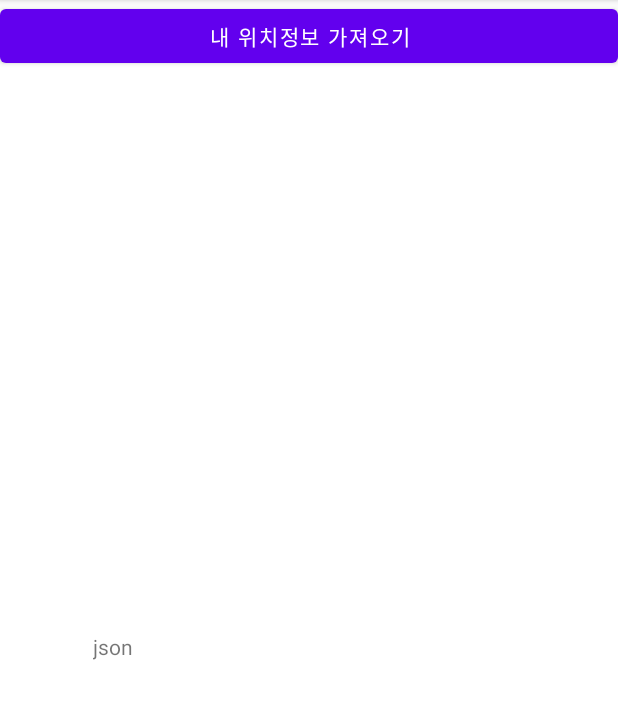
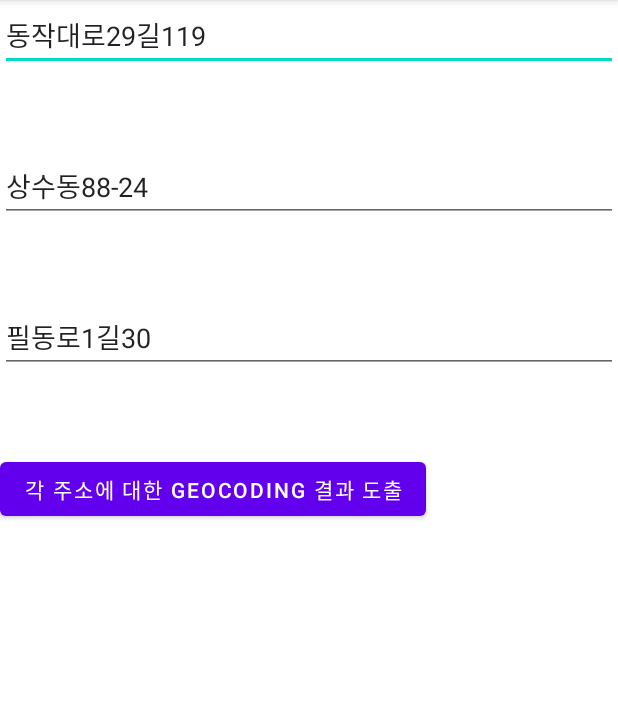
Before and after one commit to wonny7447/meeting, an Android app: the screen it shows after launch (MainActivity), on a phone screen of 412 x 824 dp, the part 84-803 px from its top. Run offline under Robolectric (Android 15) with nearby library versions, the phone set to English and light mode, and no system bars.

Commit message:
add: 입력한 주소의 위도, 경도를 찾는 지오코딩 & 지오코딩 결과로 가장 가까운 역 찾기

```diff
--- a/app/src/main/java/com/dongguk/meeting/MainActivity.java
+++ b/app/src/main/java/com/dongguk/meeting/MainActivity.java
@@ -1,117 +1,95 @@
 package com.dongguk.meeting;
 
 import androidx.appcompat.app.AppCompatActivity;
-import android.content.Context;
-import android.location.Location;
-import android.location.LocationListener;
-import android.os.Build;
+
+import android.content.Intent;
+import android.location.Address;
+import android.location.Geocoder;
 import android.os.Bundle;
-import android.content.pm.PackageManager;
-import android.location.LocationManager;
-import androidx.core.app.ActivityCompat;
-import androidx.core.content.ContextCompat;
+import android.util.Log;
 import android.view.View;
 import android.widget.Button;
-import android.widget.TextView;
+import android.widget.EditText;
 
+import java.io.IOException;
 import java.util.List;
-
-import retrofit2.Call;
-import retrofit2.Callback;
-import retrofit2.Response;
 
 public class MainActivity extends AppCompatActivity {
 
-    private Button button1;
-    private TextView txtResult;
-    Call<data_model> call;
-    TextView textView;
-
-    // 집 : 126.976230, 37.490379
-    // 원흥관 : 37.558514, 126.998931
-    String lang = "0";
-    String x = "126.9997567";
-    String y = "37.5585916";
-    String radius = "1000";
-    String stationClass = "2";
-    String apiKey = "3qhygnrwYaEAhYr8/NKH+Vv0i0ZcsLW/YrVaBbY4toQ";
+    private Button btn_next;
+    private EditText ed_address1, ed_address2, ed_address3;
+    List<Address> addr_list1, addr_list2, addr_list3 = null;
+    String addr1, addr2, addr3 = null;
+    String x_1, x_2, x_3, y_1, y_2, y_3 = "";
 
     @Override
     protected void onCreate(Bundle savedInstanceState) {
         super.onCreate(savedInstanceState);
         setContentView(R.layout.activity_main);
 
-        // 현재 위도, 경도를 기점으로 가까운 지하철 역 찾기
-        textView =findViewById(R.id.txt_view);
-        call = retrofit_client.getApiService().test_api_get(lang, x, y, radius, stationClass, apiKey);
-        call.enqueue(new Callback<data_model>(){
-            //콜백 받는 부분
-            @Override
-            public void onResponse(Call<data_model> call, Response<data_model> response) {
-                data_model result = response.body();
-                String str = "";
+        final Geocoder geocoder = new Geocoder(this);
 
-                int count = result.getResult().getCount();
-                List<Station> stationList = result.getResult().getStation();
-                for (int i = 0; i < count; i++) {
-                    str += (i+1) + ". ";
-                    str += "[" + stationList.get(i).getType() + "호선] " + stationList.get(i).getStationName() + "역 \n";
-                }
-                textView.setText(str);
-            }
+        // 레이아웃 변수 선언
+        btn_next = (Button)findViewById(R.id.button);
+        ed_address1 = (EditText)findViewById(R.id.ed_address1);
+        ed_address2 = (EditText)findViewById(R.id.ed_address2);
+        ed_address3 = (EditText)findViewById(R.id.ed_address3);
 
-            @Override
-            public void onFailure(Call<data_model> call, Throwable t) {
-
-            }
-        });
-
-        // 위도/경도 확인
-        button1 = (Button)findViewById(R.id.button1);
-        txtResult = (TextView)findViewById(R.id.txtResult);
-
-        // 위치 관리자 객체 참조하기
-        final LocationManager lm = (LocationManager) getSystemService(Context.LOCATION_SERVICE);
-
-        button1.setOnClickListener(new View.OnClickListener() {
+        // 버튼 클릭 시 이벤트
+        btn_next.setOnClickListener(new View.OnClickListener() {
             @Override
             public void onClick(View v) {
 
-                txtResult.setText("위치정보 : " + "gps" + "\n" + "위도 : " + x + "\n" + "경도 : " + y + "\n");
+                // 입력한 주소에 대한 위도, 경도 찾기
+                addr1 = ed_address1.getText().toString();
+                addr2 = ed_address2.getText().toString();
+                addr3 = ed_address3.getText().toString();
 
-//                if ( Build.VERSION.SDK_INT >= 23 &&
-//                        ContextCompat.checkSelfPermission( getApplicationContext(), android.Manifest.permission.ACCESS_FINE_LOCATION ) != PackageManager.PERMISSION_GRANTED ) {
-//                    ActivityCompat.requestPermissions( MainActivity.this, new String[] {
-//                            android.Manifest.permission.ACCESS_FINE_LOCATION}, 0 );
-//                }
-//                else{
-//                    // 가장최근 위치정보 가져오기
-//                    Location location = lm.getLastKnownLocation(LocationManager.GPS_PROVIDER);
-//                    if(location != null) {
-//                        String provider = location.getProvider();
-//                        double longitude = location.getLongitude();
-//                        double latitude = location.getLatitude();
-//                        double altitude = location.getAltitude();
-//                        txtResult.setText("위치정보 : " + provider + "\n" + "위도 : " + longitude + "\n" + "경도 : " + latitude + "\n" + "고도 : " + altitude);
-//                    }
-//
-//                    // 위치정보를 원하는 시간, 거리마다 갱신해준다.
-//                    lm.requestLocationUpdates(LocationManager.GPS_PROVIDER, 1000, 1, gpsLocationListener);
-//                    lm.requestLocationUpdates(LocationManager.NETWORK_PROVIDER, 1000, 1, gpsLocationListener);
-//                }
+                try {
+                    addr_list1 = geocoder.getFromLocationName(addr1,10); // 지역이름, 읽을 개수
+                    addr_list2 = geocoder.getFromLocationName(addr2,10); // 지역이름, 읽을 개수
+                    addr_list3 = geocoder.getFromLocationName(addr3,10); // 지역이름, 읽을 개수
+                } catch (IOException e) {
+                    e.printStackTrace();
+                    Log.e("wonny","입출력 오류 - 서버에서 주소변환시 에러발생");
+                }
+                if (addr_list1 != null) {
+                    if (addr_list1.size() == 0) {
+                        Log.e("wonny","주소1 : 해당되는 주소 정보는 없습니다");
+                    } else {
+                        x_1 = String.valueOf(addr_list1.get(0).getLongitude());
+                        y_1 = String.valueOf(addr_list1.get(0).getLatitude());
+                    }
+                }
+                if (addr_list2 != null) {
+                    if (addr_list2.size() == 0) {
+                        Log.e("wonny","주소2 : 해당되는 주소 정보는 없습니다");
+                    } else {
+                        x_2 = String.valueOf(addr_list2.get(0).getLongitude());
+                        y_2 = String.valueOf(addr_list2.get(0).getLatitude());
+                    }
+                }
+                if (addr_list3 != null) {
+                    if (addr_list3.size() == 0) {
+                        Log.e("wonny","주소3 : 해당되는 주소 정보는 없습니다");
+                    } else {
+                        x_3 = String.valueOf(addr_list3.get(0).getLongitude());
+                        y_3 = String.valueOf(addr_list3.get(0).getLatitude());
+                    }
+                }
+
+
+                // 화면 전환
+                Intent intent = new Intent(getApplicationContext(), FindNearStationActivity.class);
+                intent.putExtra("addr1", addr1);
+                intent.putExtra("addr2", addr2);
+                intent.putExtra("addr3", addr3);
+                intent.putExtra("x_1", x_1);    intent.putExtra("y_1", y_1);
+                intent.putExtra("x_2", x_2);    intent.putExtra("y_2", y_2);
+                intent.putExtra("x_3", x_3);    intent.putExtra("y_3", y_3);
+                startActivity(intent);
             }
         });
+        // OnClick
     }
-    final LocationListener gpsLocationListener = new LocationListener() {
-        public void onLocationChanged(Location location) {
-            String provider = location.getProvider();  // 위치정보
-            double longitude = location.getLongitude(); // 위도
-            double latitude = location.getLatitude(); // 경도
-            double altitude = location.getAltitude(); // 고도
-            txtResult.setText("위치정보 : " + provider + "\n" + "위도 : " + longitude + "\n" + "경도 : " + latitude + "\n" + "고도 : " + altitude);
-        }
-        public void onStatusChanged(String provider, int status, Bundle extras) {}
-        public void onProviderEnabled(String provider) {}
-        public void onProviderDisabled(String provider) {}
-    };
 }
--- a/app/src/main/res/layout/activity_main.xml
+++ b/app/src/main/res/layout/activity_main.xml
@@ -1,38 +1,52 @@
 <?xml version="1.0" encoding="utf-8"?>
-<androidx.constraintlayout.widget.ConstraintLayout xmlns:android="http://schemas.android.com/apk/res/android"
+<LinearLayout xmlns:android="http://schemas.android.com/apk/res/android"
     xmlns:app="http://schemas.android.com/apk/res-auto"
     xmlns:tools="http://schemas.android.com/tools"
     android:layout_width="match_parent"
     android:layout_height="match_parent"
+    android:orientation="vertical"
     tools:context=".MainActivity">
 
-    <Button
-        android:id="@+id/button1"
-        android:text="내 위치정보 가져오기"
+    <EditText
+        android:id="@+id/ed_address1"
         android:layout_width="match_parent"
         android:layout_height="wrap_content"
-        tools:ignore="MissingConstraints" />
+        android:ems="20"
+        android:text="동작대로29길119"
+        android:inputType="textPersonName" />
 
-    <TextView
-        android:id="@+id/txtResult"
-        android:layout_width="278dp"
-        android:layout_height="141dp"
-        app:layout_constraintBottom_toBottomOf="parent"
-        app:layout_constraintEnd_toEndOf="parent"
-        app:layout_constraintHorizontal_bias="0.496"
-        app:layout_constraintStart_toStartOf="parent"
-        app:layout_constraintTop_toBottomOf="@+id/button1"
-        app:layout_constraintVertical_bias="0.25"
-        tools:ignore="MissingConstraints" />
+    <Space
+        android:layout_width="match_parent"
+        android:layout_height="53dp" />
 
-    <TextView
-        android:id="@+id/txt_view"
-        android:layout_width="288dp"
-        android:layout_height="259dp"
-        android:text="json"
-        app:layout_constraintBottom_toBottomOf="parent"
-        app:layout_constraintEnd_toEndOf="parent"
-        app:layout_constraintStart_toStartOf="parent"
-        app:layout_constraintTop_toBottomOf="@+id/txtResult" />
+    <EditText
+        android:id="@+id/ed_address2"
+        android:layout_width="match_parent"
+        android:layout_height="wrap_content"
+        android:ems="20"
+        android:text="상수동88-24"
+        android:inputType="textPersonName"/>
 
-</androidx.constraintlayout.widget.ConstraintLayout>
+    <Space
+        android:layout_width="match_parent"
+        android:layout_height="53dp" />
+
+    <EditText
+        android:id="@+id/ed_address3"
+        android:layout_width="match_parent"
+        android:layout_height="wrap_content"
+        android:ems="20"
+        android:text="필동로1길30"
+        android:inputType="textPersonName" />
+
+    <Space
+        android:layout_width="match_parent"
+        android:layout_height="53dp" />
+
+    <Button
+        android:id="@+id/button"
+        android:layout_width="wrap_content"
+        android:layout_height="wrap_content"
+        android:text="각 주소에 대한 geocoding 결과 도출" />
+
+</LinearLayout>
```
Also changed, not shown: app/src/main/AndroidManifest.xml (+8 -1 lines), app/src/main/java/com/dongguk/meeting/FindNearStationActivity.java (added, +139 -0 lines), app/src/main/res/layout/activity_find_near_station.xml (added, +67 -0 lines).
